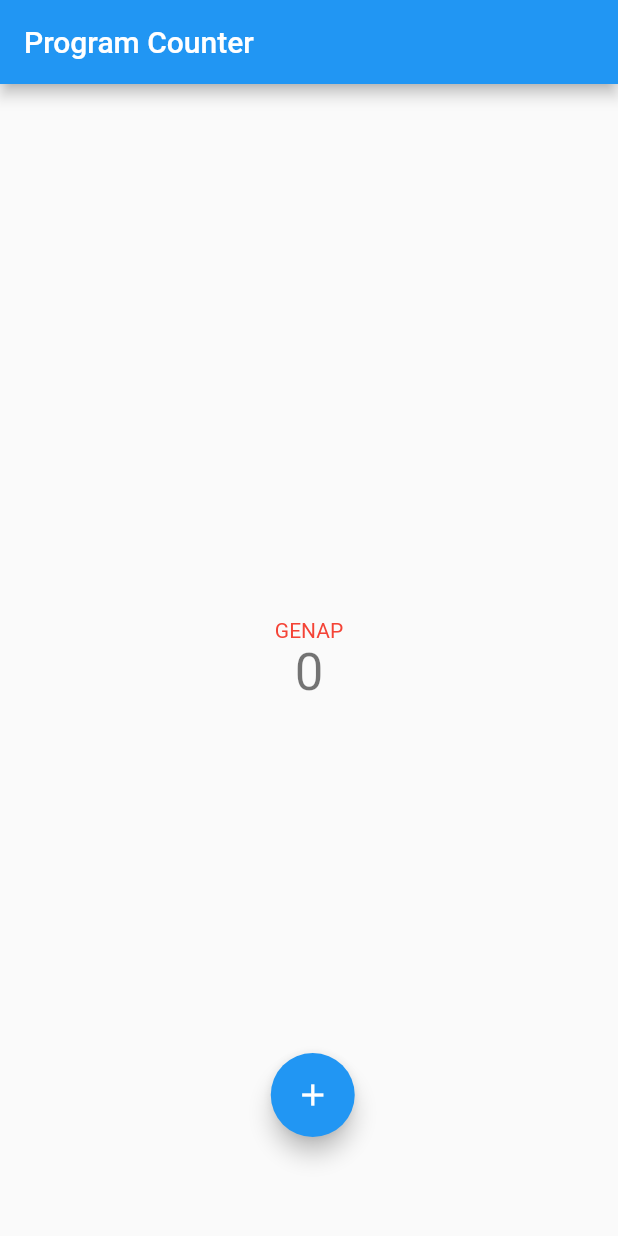
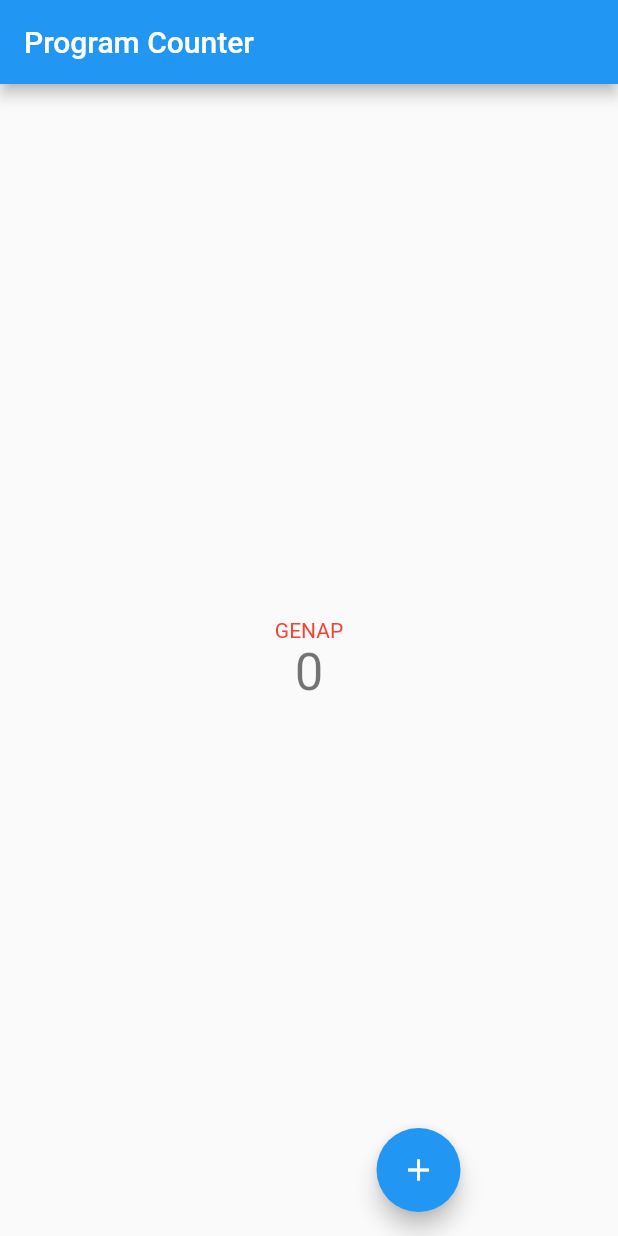
Before and after one commit to mazayanur11/pbp-flutter-lab, a Flutter app: the screen it shows after launch, on a phone screen of 412 x 824 dp. Run offline on Flutter 3.47's test engine with Material 2 defaults, Android fonts, the phone set to English and light mode, and no system bars.

Commit message:
update desain

```diff
--- a/lib/main.dart
+++ b/lib/main.dart
@@ -122,22 +122,20 @@ class _MyHomePageState extends State<MyHomePage> {
           ],
         ),
       ),
-      floatingActionButton: Padding(
-        padding: const EdgeInsets.only(left: 37.0),
+      floatingActionButton: Visibility(
         child: Row(
           mainAxisAlignment: MainAxisAlignment.spaceAround,
           children: [
-            if(_counter > 0)
-              Padding(
-                padding: const EdgeInsets.all(50.0),
+              Visibility(
+                visible: (_counter > 0),
                 child: FloatingActionButton(
                   onPressed: _decrementCounter,
                   tooltip: 'Decrement',
                   child: const Icon(Icons.remove),
                 ),
               ),
-            Padding(
-              padding: const EdgeInsets.all(50.0),
+            Visibility(
+              // padding: const EdgeInsets.all(50.0),
               child: FloatingActionButton(
                 onPressed: _incrementCounter,
                 tooltip: 'Increment',
```
